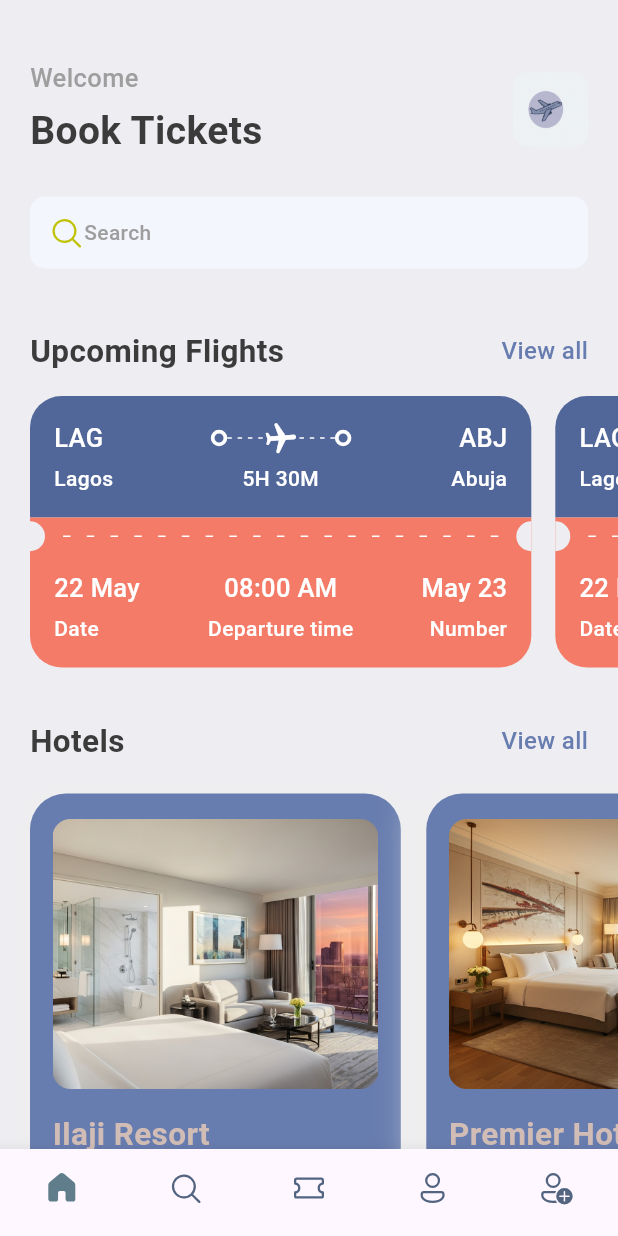
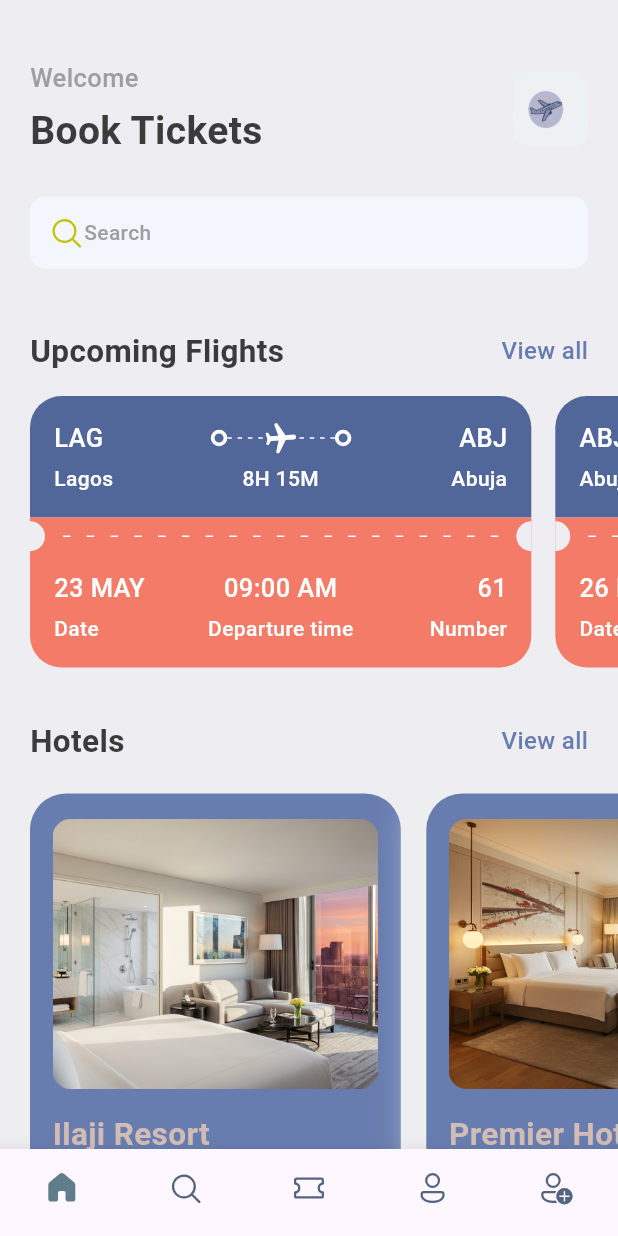
Before and after one commit to adedeni/flightBookingApp, a Flutter app: the screen it shows after launch, on a phone screen of 412 x 824 dp. Run offline on Flutter 3.47's test engine with Material 3 defaults, Android fonts, the light colour scheme and no system bars; our stand-ins replace fluentui_icons, gap.

Commit message:
done with the home screen

```diff
--- a/lib/screens/home_screen.dart
+++ b/lib/screens/home_screen.dart
@@ -88,10 +88,7 @@ class HomeScreen extends StatelessWidget {
             scrollDirection: Axis.horizontal,
             padding: EdgeInsets.only(left: 20),
             child: Row(
-              children: [
-                TicketView(),
-                TicketView(),
-              ],
+              children: ticketList.map((singleTicket) => TicketView(ticket: singleTicket)).toList(),
             ) ,
           ),
           Gap(15),
@@ -116,7 +113,8 @@ class HomeScreen extends StatelessWidget {
            child: Row(
               children: hotelList.map((singleHotel) => HotelScreen(hotel: singleHotel)).toList()
              )
-            ) ,
+            ),
+            Gap(10)
         ],
       )
     );
--- a/lib/screens/hotel_screen.dart
+++ b/lib/screens/hotel_screen.dart
@@ -5,7 +5,7 @@ import 'package:gap/gap.dart';
 
 class HotelScreen extends StatelessWidget {
   final Map<String, dynamic> hotel;
-  const HotelScreen({Key? key, required this.hotel}) : super(key: key);
+  const HotelScreen({super.key, required this.hotel});
 
   @override
   Widget build(BuildContext context) {
--- a/lib/screens/ticket_view.dart
+++ b/lib/screens/ticket_view.dart
@@ -5,7 +5,8 @@ import 'package:flutter/material.dart';
 import 'package:gap/gap.dart';
 
 class TicketView extends StatelessWidget {
-  const TicketView({super.key});
+ final  Map<String, dynamic>ticket;
+  const TicketView({super.key, required this.ticket});
 
   @override
   Widget build(BuildContext context) {
@@ -29,7 +30,7 @@ class TicketView extends StatelessWidget {
             child: Column(children: [
               Row(
                 children: [
-                    Text("LAG", style: Styles.headLineStyle3.copyWith(color: Colors.white,)),
+                    Text(ticket['from']['code'], style: Styles.headLineStyle3.copyWith(color: Colors.white,)),
                     Spacer(),
                     ThickContainer(),
                     Expanded(child: Stack(
@@ -57,7 +58,7 @@ class TicketView extends StatelessWidget {
 
                     ThickContainer(),
                     Spacer(),
-                    Text("ABJ", style: Styles.headLineStyle3.copyWith(color: Colors.white,))
+                    Text(ticket['to']['code'], style: Styles.headLineStyle3.copyWith(color: Colors.white,))
                 ],
               ),
               Gap(5),
@@ -65,11 +66,11 @@ class TicketView extends StatelessWidget {
                 mainAxisAlignment: MainAxisAlignment.spaceBetween,
                 children: [
                   SizedBox(
-                    width: 100, child: Text("Lagos", style: Styles.headLineStyle4.copyWith(color: Colors.white),),
+                    width: 100, child: Text(ticket['from']['name'], style: Styles.headLineStyle4.copyWith(color: Colors.white),),
                   ),
-                  Text("5H 30M", style: Styles.headLineStyle4.copyWith(color: Colors.white),),
+                  Text(ticket['flying_time'], style: Styles.headLineStyle4.copyWith(color: Colors.white),),
                   SizedBox(
-                    width: 100, child: Text("Abuja", textAlign: TextAlign.end, style: Styles.headLineStyle4.copyWith(color: Colors.white),),
+                    width: 100, child: Text(ticket['to']['name'], textAlign: TextAlign.end, style: Styles.headLineStyle4.copyWith(color: Colors.white),),
                   ),
                 ],
               )
@@ -134,14 +135,30 @@ class TicketView extends StatelessWidget {
             padding: EdgeInsets.only(left: 16, top: 10, right:16, bottom: 16 ),
                 child: Column(children: [
               Row(
-                children: [
-                    Text("22 May", style: Styles.headLineStyle3.copyWith(color: Colors.white,)),
-                    Spacer(),
-                    Text("08:00 AM", style: Styles.headLineStyle3.copyWith(color: Colors.white,)),
-                    Spacer(),
-                    Text("May 23", style: Styles.headLineStyle3.copyWith(color: Colors.white,))
-                ],
-              ),
+  children: [
+    Expanded(
+      child: Text(
+        ticket['date'],
+        style: Styles.headLineStyle3.copyWith(color: Colors.white),
+        textAlign: TextAlign.start,
+      ),
+    ),
+    Expanded(
+      child: Text(
+        ticket['departure_time'],
+        style: Styles.headLineStyle3.copyWith(color: Colors.white),
+        textAlign: TextAlign.center,
+      ),
+    ),
+    Expanded(
+      child: Text(
+        ticket['number'].toString(),
+        style: Styles.headLineStyle3.copyWith(color: Colors.white),
+        textAlign: TextAlign.end,
+      ),
+    ),
+  ],
+),
               Gap(5),
               Row(
                 mainAxisAlignment: MainAxisAlignment.spaceBetween,
```
